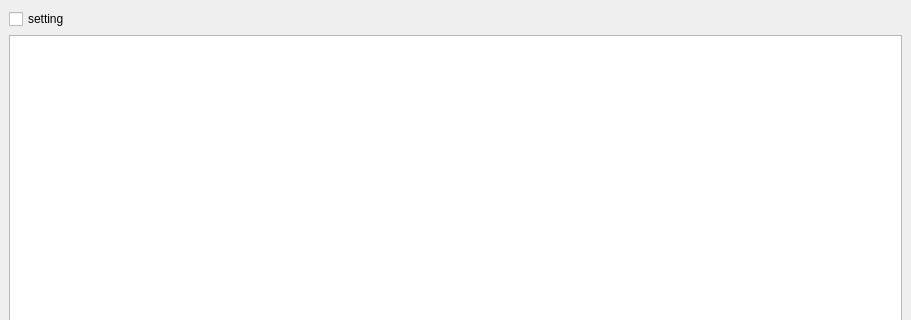
Qt form drawMech/mainwindow.ui (toCase/drawMech) before a commit; both pictures show x 0 to 911 and y 0 to 320 of the 911 by 556 pixel window.
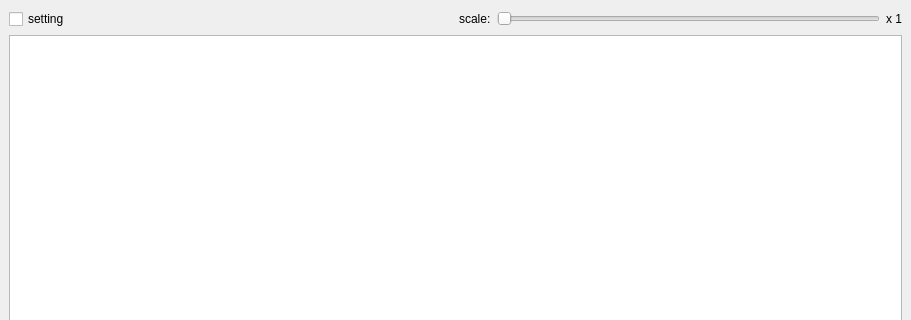
The same form after that commit.

The edit to the form file:
```diff
--- a/drawMech/mainwindow.ui
+++ b/drawMech/mainwindow.ui
@@ -15,15 +15,62 @@
   </property>
   <widget class="QWidget" name="centralwidget">
    <layout class="QGridLayout" name="gridLayout_2">
-    <item row="1" column="0">
+    <item row="0" column="0">
      <layout class="QVBoxLayout" name="verticalLayout_2">
       <item>
        <layout class="QHBoxLayout" name="horizontalLayout_7">
         <item>
-         <widget class="QGraphicsView" name="graphicsView_A"/>
+         <widget class="QCheckBox" name="checkBox_setting">
+          <property name="text">
+           <string>setting</string>
+          </property>
+         </widget>
+        </item>
+        <item>
+         <spacer name="horizontalSpacer_3">
+          <property name="orientation">
+           <enum>Qt::Horizontal</enum>
+          </property>
+          <property name="sizeHint" stdset="0">
+           <size>
+            <width>40</width>
+            <height>20</height>
+           </size>
+          </property>
+         </spacer>
+        </item>
+        <item>
+         <widget class="QLabel" name="label_7">
+          <property name="text">
+           <string>scale:</string>
+          </property>
+         </widget>
+        </item>
+        <item>
+         <widget class="QSlider" name="sl_scale">
+          <property name="minimum">
+           <number>1</number>
+          </property>
+          <property name="maximum">
+           <number>100</number>
+          </property>
+          <property name="orientation">
+           <enum>Qt::Horizontal</enum>
+          </property>
+         </widget>
+        </item>
+        <item>
+         <widget class="QLabel" name="l_scale">
+          <property name="text">
+           <string>x 1</string>
+          </property>
+         </widget>
         </item>
        </layout>
       </item>
+      <item>
+       <widget class="QGraphicsView" name="graphicsView_A"/>
+      </item>
       <item>
        <widget class="QFrame" name="frame">
         <property name="frameShape">
@@ -378,13 +425,6 @@
       </item>
      </layout>
     </item>
-    <item row="0" column="0">
-     <widget class="QCheckBox" name="checkBox_setting">
-      <property name="text">
-       <string>setting</string>
-      </property>
-     </widget>
-    </item>
    </layout>
   </widget>
   <widget class="QMenuBar" name="menubar">
```
